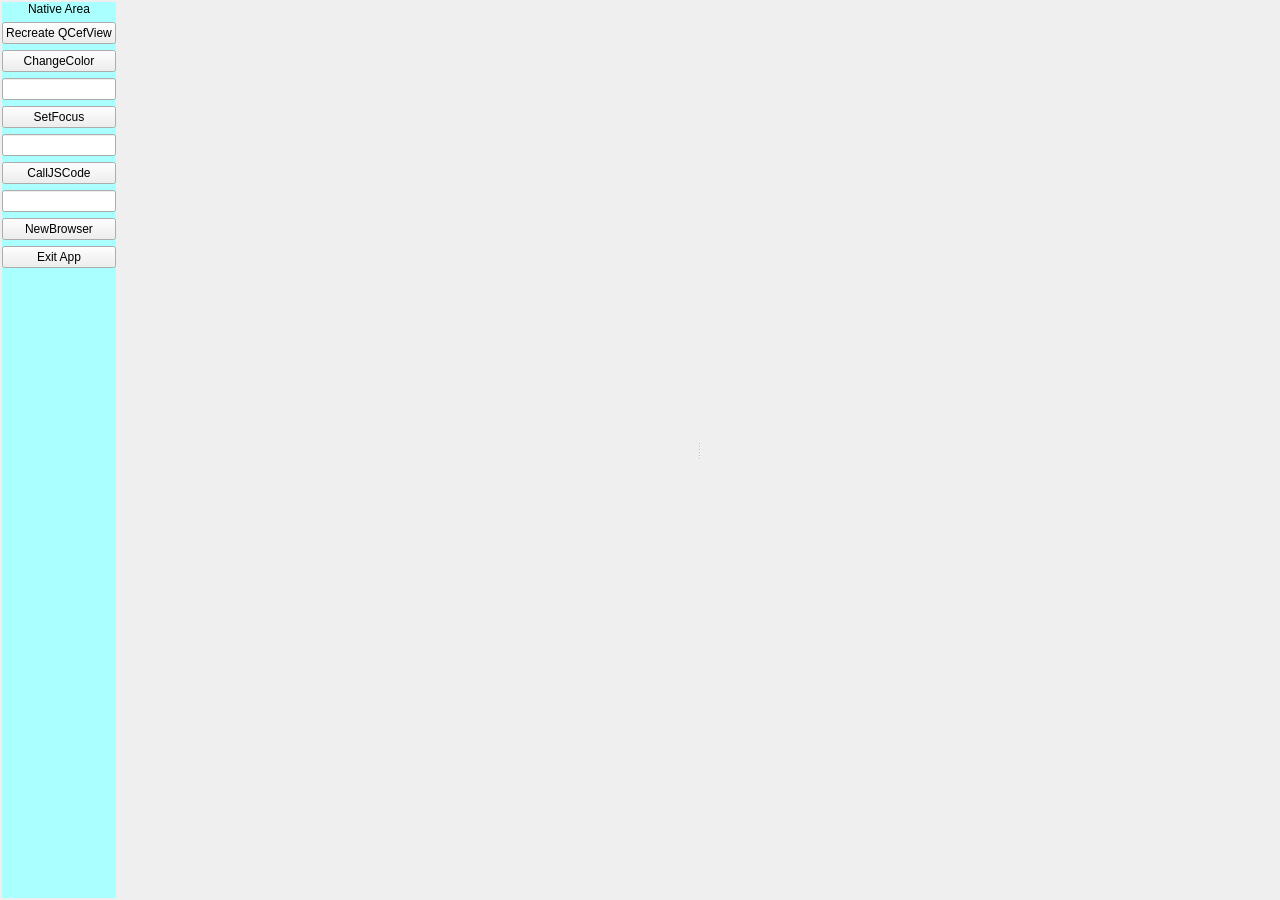
This is example/QCefViewTest/MainWindow.ui in CefView/QCefView as Qt 5 draws it before an edit. The edited form follows.
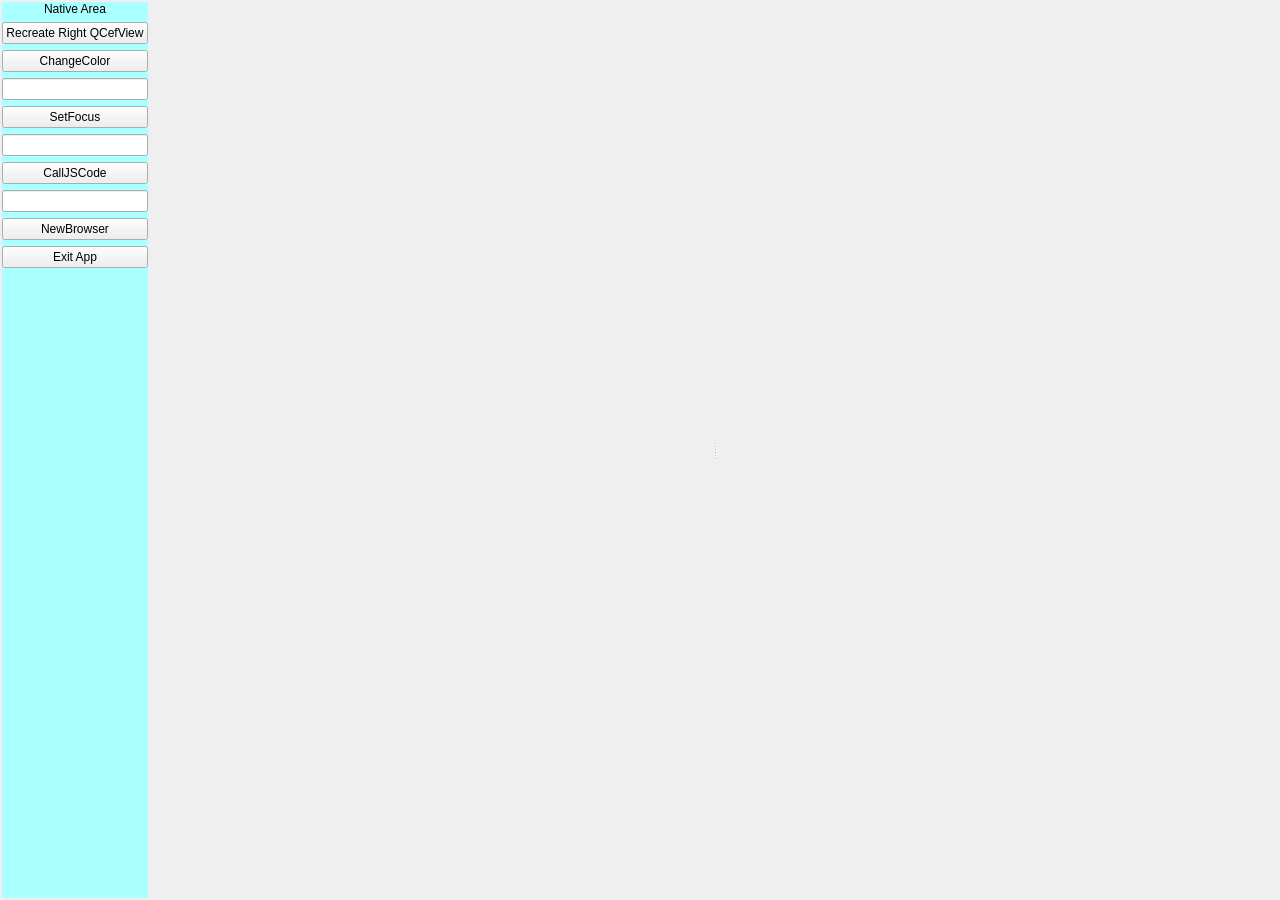
This is the edited form.

The edit to the form file:
```diff
--- a/example/QCefViewTest/MainWindow.ui
+++ b/example/QCefViewTest/MainWindow.ui
@@ -87,7 +87,7 @@
        <item>
         <widget class="QPushButton" name="btn_reCreate">
          <property name="text">
-          <string>Recreate QCefView</string>
+										<string>Recreate Right QCefView</string>
          </property>
         </widget>
        </item>
```
Left out of the diff: 12 changed lines with no effect on the pictures. Lines whose indentation alone changed are shown as unchanged.
